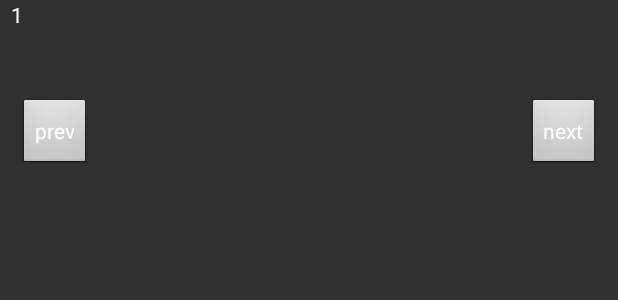
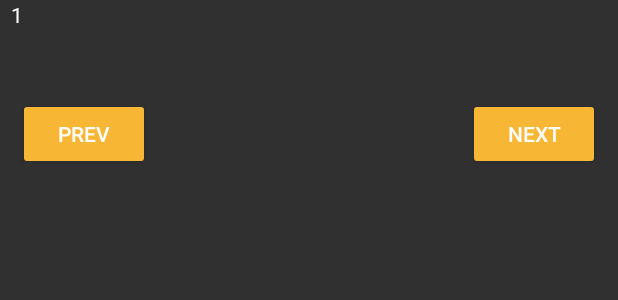
Before and after one commit to dj-2002/Advanced-Code-Editor, an Android app: the layout fragment_editor_unwrap.xml on its own in the app's theme, with its tools: preview values and no code run, on a phone screen of 412 x 824 dp. Shown: the top 300 px of the screen. Run offline under Robolectric (Android 15) with nearby library versions, the phone set to English and light mode, and no system bars.

Commit message:
final v4 bug

```diff
--- a/app/src/main/java/com/nbow/advanceeditor/EditorFragment.kt
+++ b/app/src/main/java/com/nbow/advanceeditor/EditorFragment.kt
@@ -130,7 +130,7 @@ class EditorFragment : Fragment {
             next.visibility = View.GONE
         }
         prev.setOnClickListener(View.OnClickListener {
-            Toast.makeText(context, "prev clicked", Toast.LENGTH_SHORT).show()
+//            Toast.makeText(context, "prev clicked", Toast.LENGTH_SHORT).show()
             if(currentPageIndex>0 && currentPageIndex < dataFile!!.listOfPageData.size && editText!=null){
                 saveDataToPage()
                 next.isEnabled = true
@@ -138,7 +138,7 @@ class EditorFragment : Fragment {
                 if(currentPageIndex==0){
                     prev.isEnabled = false
                 }
-                Toast.makeText(context, "page $currentPageIndex", Toast.LENGTH_SHORT).show()
+//                Toast.makeText(context, "page $currentPageIndex", Toast.LENGTH_SHORT).show()
                 editText!!.setIsPrev(true)
                 editText!!.setText(dataFile!!.listOfPageData.get(currentPageIndex))
 //                Log.e(TAG, "onCreateView: starting index $startingIndexOfCurrentPage")
@@ -154,7 +154,7 @@ class EditorFragment : Fragment {
                 if(currentPageIndex==dataFile!!.listOfPageData.size-1){
                     next.isEnabled = false
                 }
-                Toast.makeText(context, "page $currentPageIndex", Toast.LENGTH_SHORT).show()
+//                Toast.makeText(context, "page $currentPageIndex", Toast.LENGTH_SHORT).show()
                 val startingIndexOfCurrentPage = editText!!.getStartingIndex()+editText!!.lineCount
                 editText!!.setStartIndex(startingIndexOfCurrentPage)
                 editText!!.setText(dataFile!!.listOfPageData.get(currentPageIndex))
--- a/app/src/main/java/com/nbow/advanceeditor/RecyclerViewActivity.kt
+++ b/app/src/main/java/com/nbow/advanceeditor/RecyclerViewActivity.kt
@@ -29,6 +29,7 @@ class RecyclerViewActivity : AppCompatActivity() {
         val toolbar:Toolbar = findViewById(R.id.toolbar)
         toolbar.setTitle("Recent File")
         setSupportActionBar(toolbar)
+        supportActionBar?.setDisplayHomeAsUpEnabled(true)
         buildRecyclerView()
 
         model = ViewModelProvider(this,MyViewModelFactory(this.application)).get(MyViewModel::class.java)
--- a/app/src/main/res/layout/fragment_editor.xml
+++ b/app/src/main/res/layout/fragment_editor.xml
@@ -1,6 +1,5 @@
 <?xml version="1.0" encoding="utf-8"?>
 <ScrollView xmlns:android="http://schemas.android.com/apk/res/android"
-    xmlns:app="http://schemas.android.com/apk/res-auto"
     xmlns:tools="http://schemas.android.com/tools"
     android:layout_width="match_parent"
     android:layout_height="match_parent"
@@ -35,6 +34,8 @@
             android:text="@string/prev"
             android:layout_marginStart="12dp"
             android:layout_marginTop="-450dp"
+            android:backgroundTint="?attr/colorAccent"
+            android:textColor="@color/white"
             android:layout_below="@+id/editText"/>
         <Button
             android:id="@+id/next"
@@ -44,6 +45,8 @@
             android:layout_alignParentEnd="true"
             android:text="@string/next"
             android:layout_marginTop="-450dp"
+            android:backgroundTint="?attr/colorAccent"
+            android:textColor="@color/white"
             android:layout_below="@+id/editText"/>
     </RelativeLayout>
 </ScrollView>
--- a/app/src/main/res/layout/fragment_editor_unwrap.xml
+++ b/app/src/main/res/layout/fragment_editor_unwrap.xml
@@ -39,15 +39,20 @@
             android:text="@string/prev"
             android:layout_marginStart="12dp"
             android:layout_marginTop="-450dp"
+            android:backgroundTint="?attr/colorAccent"
+            android:textColor="@color/white"
             android:layout_below="@+id/horizontal_scroller"/>
+
         <Button
             android:id="@+id/next"
             android:layout_width="wrap_content"
             android:layout_height="wrap_content"
+            android:layout_below="@+id/horizontal_scroller"
+            android:layout_alignParentEnd="true"
             android:layout_marginEnd="12dp"
-            android:layout_alignParentEnd="true"
+            android:layout_marginTop="-450dp"
+            android:backgroundTint="?attr/colorAccent"
             android:text="@string/next"
-            android:layout_marginTop="-450dp"
-            android:layout_below="@+id/horizontal_scroller"/>/>
+            android:textColor="@color/white" />
     </RelativeLayout>
 </ScrollView>
--- a/app/src/main/res/values-night/themes.xml
+++ b/app/src/main/res/values-night/themes.xml
@@ -26,8 +26,9 @@
         <!--        can be used in tab layout background-->
         <item name="colorPrimaryVariant">@color/colorPrimaryDarkNight</item>
 
-        <item name="colorButtonNormal">@color/colorBtnNight</item>
-        <item name="android:buttonStyle">@style/ButtonColorNight</item>
+<!--        <item name="android:buttonStyle">@style/ButtonColorNight</item>-->
+<!--        <item name="colorButtonNormal">@color/colorBtnNight</item>-->
+
         <!--        <item name="navigationIconTint">@color/colorAccentNight</item>-->
 
         <!-- Secondary brand color. -->
@@ -54,6 +55,8 @@
 
         <item name="windowActionModeOverlay">true</item>
         <item name="actionModeStyle">@style/MyActionModeNight</item>
+
+        <item name="alertDialogTheme">@style/AlertDialogTheme</item>
     </style>
 
     <style name="MyActionModeNight" parent="@style/Widget.AppCompat.ActionMode">
--- a/app/src/main/res/values/themes.xml
+++ b/app/src/main/res/values/themes.xml
@@ -29,8 +29,8 @@
         <!--    Customise for only lollipop and above versions features. -->
         <item name="colorAccent">@color/colorAccent</item>
 
-        <item name="colorButtonNormal">@color/colorBtn</item>
-        <item name="android:buttonStyle">@style/ButtonColor</item>
+<!--        <item name="android:buttonStyle">@style/ButtonColor</item>-->
+<!--        <item name="colorButtonNormal">@color/colorBtn</item>-->
 
         <item name="android:windowBackground">@color/windowBackground</item>
 
@@ -48,6 +48,7 @@
         <item name="windowActionModeOverlay">true</item>
         <item name="actionModeStyle">@style/MyActionMode</item>
 
+        <item name="alertDialogTheme">@style/AlertDialogTheme</item>
     </style>
 
     <style name="MyActionMode" parent="@style/Widget.AppCompat.ActionMode">
@@ -75,6 +76,8 @@
         <item name="background">@color/white</item>
         <item name="android:textColorPrimary">@android:color/black</item>
         <item name="android:textColorSecondary">@color/black</item>
+        <item name="android:textColor">@color/black</item>
+
         <!--        <item name="iconTint">@color/colorAccent</item>-->
         <!--        <item name="itemIconTint">@color/colorAccent</item>-->
         <!--        <item name="android:tint">@color/colorAccent</item>-->
@@ -93,7 +96,22 @@
         <!--        <item name="textBackground">@android:color/transparent</item>-->
     </style>
 
+    <style name="AlertDialogTheme" parent="ThemeOverlay.AppCompat.Dialog.Alert">
+        <item name="buttonBarNegativeButtonStyle">@style/NegativeButtonStyle</item>
+        <item name="buttonBarPositiveButtonStyle">@style/PositiveButtonStyle</item>
+        <item name="buttonBarNeutralButtonStyle">@style/NeutralButtonStyle</item>
+    </style>
 
+    <style name="NegativeButtonStyle" parent="Widget.AppCompat.Button.ButtonBar.AlertDialog">
+        <item name="android:textColor">?attr/colorAccent</item>
+    </style>
 
+    <style name="PositiveButtonStyle" parent="Widget.AppCompat.Button.ButtonBar.AlertDialog">
+        <item name="android:textColor">?attr/colorAccent</item>
+    </style>
+
+    <style name="NeutralButtonStyle" parent="Widget.AppCompat.Button.ButtonBar.AlertDialog">
+        <item name="android:textColor">?attr/colorAccent</item>
+    </style>
 
 </resources>
```
Also changed, not shown: app/src/main/res/drawable/button_bg_color.xml (added, +13 -0 lines), app/src/main/res/drawable/button_text_color.xml (added, +11 -0 lines).
